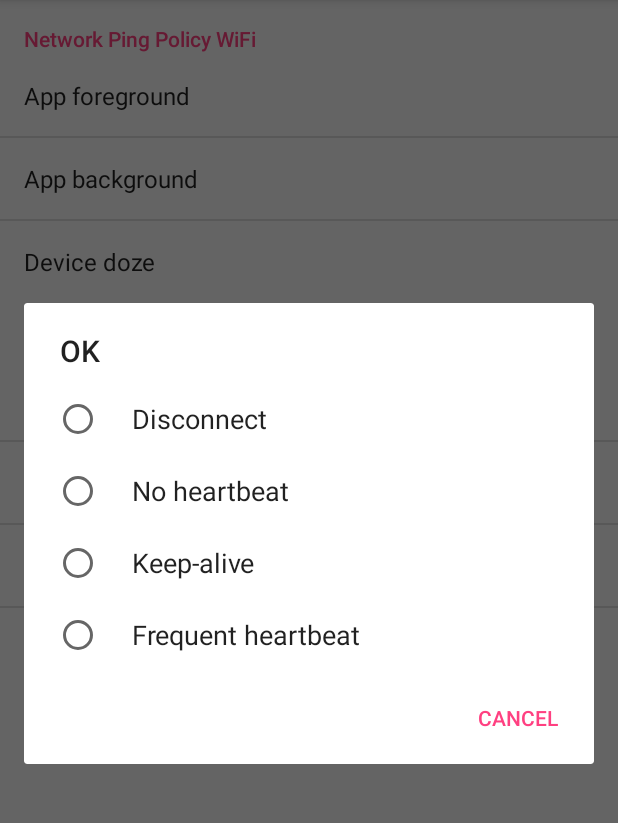
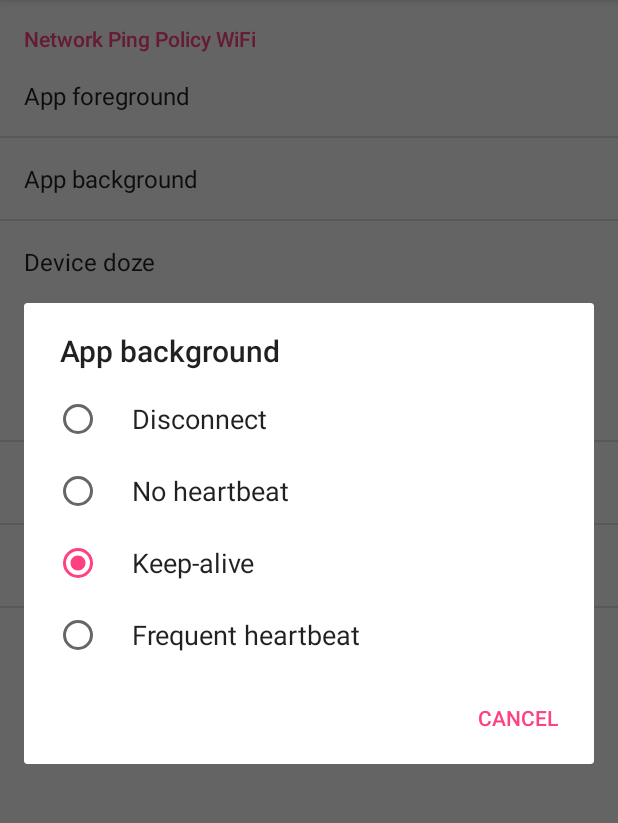
Before and after one commit to crossbario/xbr-app, an Android app: the screen it shows after launch (MainActivity), after a tap on "App background", on a phone screen of 412 x 824 dp, the part 84-907 px from its top. Run offline under Robolectric (Android 15) with nearby library versions, the phone set to English and light mode, and no system bars.

Commit message:
Some adjustments in xml

```diff
--- a/mobile/src/main/res/xml/preferences.xml
+++ b/mobile/src/main/res/xml/preferences.xml
@@ -7,26 +7,26 @@
         <ListPreference
             android:key="@string/key_policy_wifi_foreground"
             android:title="App foreground"
-            android:dialogTitle="OK"
+            android:dialogTitle="App foreground"
             android:entries="@array/ping_policy_names"
             android:entryValues="@array/ping_policy_values"
-            android:defaultValue="4"/>
+            android:defaultValue="10"/>
 
         <ListPreference
             android:key="@string/key_policy_wifi_background"
             android:title="App background"
-            android:dialogTitle="OK"
+            android:dialogTitle="App background"
             android:entries="@array/ping_policy_names"
             android:entryValues="@array/ping_policy_values"
-            android:defaultValue="3"/>
+            android:defaultValue="600"/>
 
         <ListPreference
             android:key="@string/key_policy_wifi_doze"
             android:title="Device doze"
-            android:dialogTitle="OK"
+            android:dialogTitle="Device doze"
             android:entries="@array/ping_policy_names"
             android:entryValues="@array/ping_policy_values"
-            android:defaultValue="3"/>
+            android:defaultValue="600"/>
 
     </PreferenceCategory>
 
@@ -36,26 +36,26 @@
         <ListPreference
             android:key="@string/key_policy_mobile_data_foreground"
             android:title="App foreground"
-            android:dialogTitle="OK"
+            android:dialogTitle="App foreground"
             android:entries="@array/ping_policy_names"
             android:entryValues="@array/ping_policy_values"
-            android:defaultValue="4"/>
+            android:defaultValue="10"/>
 
         <ListPreference
             android:key="@string/key_policy_mobile_data_background"
             android:title="App background"
-            android:dialogTitle="OK"
+            android:dialogTitle="App background"
             android:entries="@array/ping_policy_names"
             android:entryValues="@array/ping_policy_values"
-            android:defaultValue="3"/>
+            android:defaultValue="600"/>
 
         <ListPreference
             android:key="@string/key_policy_mobile_data_doze"
             android:title="Device doze"
-            android:dialogTitle="OK"
+            android:dialogTitle="Device doze"
             android:entries="@array/ping_policy_names"
             android:entryValues="@array/ping_policy_values"
-            android:defaultValue="3"/>
+            android:defaultValue="600"/>
 
     </PreferenceCategory>
 </PreferenceScreen>
```
